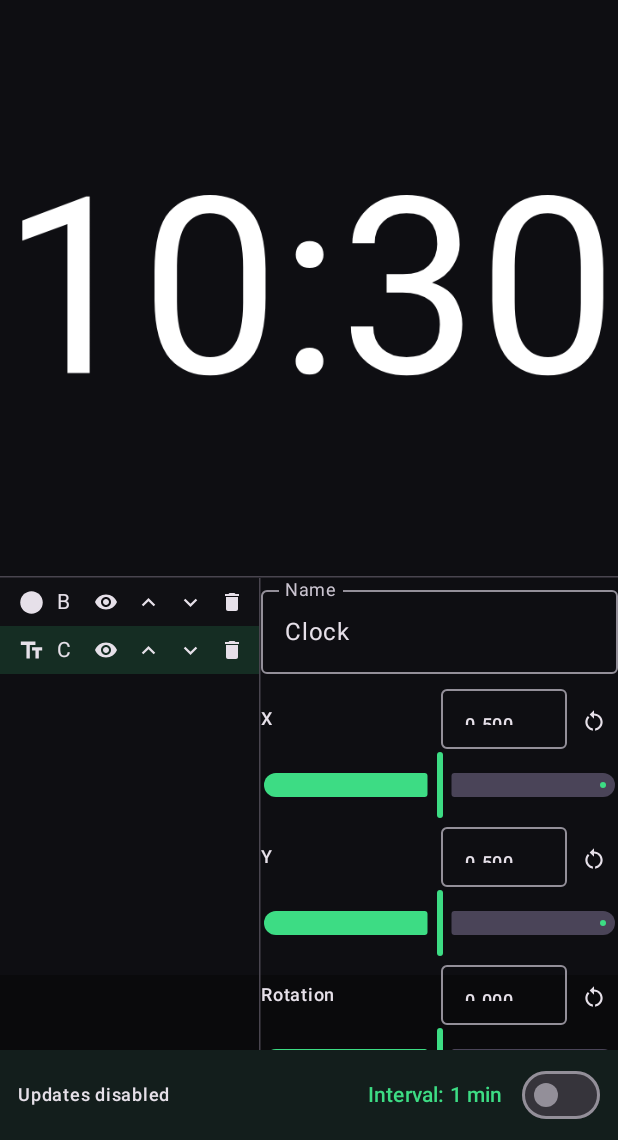
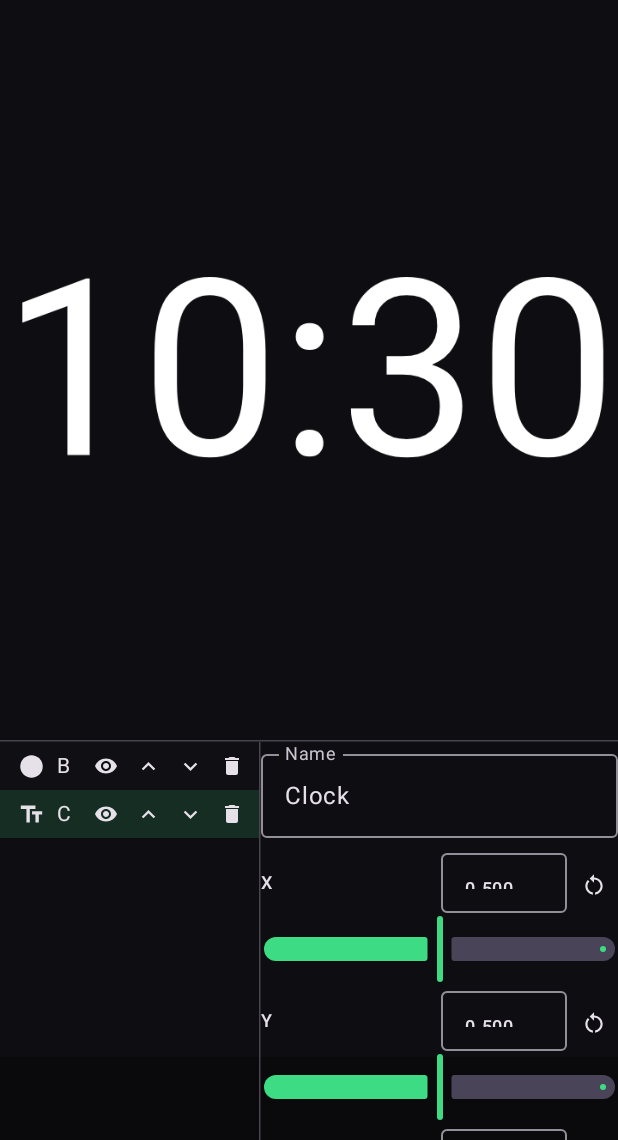
Before and after one commit to PeuDenPau/autoLockWP, an Android app built with Jetpack Compose: the screen it shows after launch (MainActivity), on a phone screen of 412 x 824 dp, the part 96-1236 px from its top. Run offline under Robolectric (Android 15) with nearby library versions, the phone set to English and light mode, and no system bars.

Commit message:
Remove bottom bar (controls moved to Settings menu), bundle six FOSS fonts
- Enable/interval controls now live in the Settings dropdown; bottom bar removed
  and preview area enlarged
- Bundle six SIL OFL fonts in assets/fonts (Share Tech Mono, Bebas Neue,
  Lobster, Pacifico, Abril Fatface, Space Mono), listed alongside imported fonts
  with friendly names

Co-authored-by: PeuDenPau <PeuDenPau@users.noreply.github.com>

```diff
--- a/app/src/main/java/com/lockcanvas/app/render/AssetStore.kt
+++ b/app/src/main/java/com/lockcanvas/app/render/AssetStore.kt
@@ -49,11 +49,29 @@ class AssetStore(private val context: Context) {
 
     fun openFont(id: String): Typeface? {
         fontCache[id]?.let { return it }
-        val file = File(dir, id)
-        if (!file.exists()) return null
-        val tf = runCatching { Typeface.createFromFile(file) }.getOrNull() ?: return null
+        val tf = if (id.startsWith(BUILTIN_FONT_PREFIX)) {
+            runCatching {
+                Typeface.createFromAsset(context.assets, id.removePrefix(BUILTIN_FONT_PREFIX))
+            }.getOrNull()
+        } else {
+            val file = File(dir, id)
+            if (!file.exists()) null else {
+                runCatching { Typeface.createFromFile(file) }.getOrNull()
+            }
+        } ?: return null
         fontCache[id] = tf
         return tf
+    }
+
+    /** Ids of the FOSS fonts bundled in assets/fonts (SIL OFL licensed). */
+    fun builtinFonts(): List<String> =
+        context.assets.list("fonts")
+            ?.map { "$BUILTIN_FONT_PREFIX$it" }
+            .orEmpty()
+            .sorted()
+
+    companion object {
+        const val BUILTIN_FONT_PREFIX = "fonts/"
     }
 
     fun bitmapOrNull(id: String?): android.graphics.Bitmap? =
--- a/app/src/main/java/com/lockcanvas/app/ui/editor/EditorScreen.kt
+++ b/app/src/main/java/com/lockcanvas/app/ui/editor/EditorScreen.kt
@@ -107,35 +107,10 @@ fun EditorScreen(viewModel: EditorViewModel = viewModel()) {
                                 leadingIcon = { Icon(Icons.Filled.Alarm, contentDescription = null) },
                                 onClick = { RenderScheduler.requestExactPermission(context); settingsExpanded = false },
                             )
-                        }
-                    }
-                },
-            )
-        },
-        bottomBar = {
-            Surface(tonalElevation = 2.dp) {
-                Column(Modifier.fillMaxWidth().padding(horizontal = 12.dp, vertical = 6.dp)) {
-                    Row(verticalAlignment = Alignment.CenterVertically) {
-                        Text(
-                            if (state.enabled) "Lock screen updates every ${state.intervalMinutes} min"
-                            else "Updates disabled",
-                            style = MaterialTheme.typography.labelMedium,
-                            modifier = Modifier.weight(1f),
-                        )
-                        var intervalExpanded by remember { mutableStateOf(false) }
-                        TextButton(onClick = { intervalExpanded = true }) {
-                            Text("Interval: ${state.intervalMinutes} min")
-                        }
-                        DropdownMenu(expanded = intervalExpanded, onDismissRequest = { intervalExpanded = false }) {
-                            MenuSurface {
-                                RenderScheduler.INTERVAL_CHOICES_MINUTES.forEach { m ->
+                            HorizontalDivider(modifier = Modifier.padding(vertical = 2.dp))
                             DropdownMenuItem(
-                                        text = { Text(if (m >= 60) "${m / 60} h" else "$m min") },
-                                        onClick = { viewModel.setInterval(m); intervalExpanded = false },
-                                    )
-                                }
-                            }
-                        }
+                                text = { Text(if (state.enabled) "Lock screen updates ON" else "Lock screen updates OFF") },
+                                trailingIcon = {
                                     Switch(
                                         checked = state.enabled,
                                         onCheckedChange = { enabled ->
@@ -145,9 +120,35 @@ fun EditorScreen(viewModel: EditorViewModel = viewModel()) {
                                             viewModel.setEnabled(enabled)
                                         },
                                     )
+                                },
+                                onClick = {
+                                    val enabled = !state.enabled
+                                    if (enabled && !RenderScheduler.canScheduleExact(context)) {
+                                        RenderScheduler.requestExactPermission(context)
+                                    }
+                                    viewModel.setEnabled(enabled)
+                                },
+                            )
+                            Text(
+                                "Update interval",
+                                style = MaterialTheme.typography.labelMedium,
+                                modifier = Modifier.padding(start = 16.dp, top = 4.dp),
+                            )
+                            RenderScheduler.INTERVAL_CHOICES_MINUTES.forEach { m ->
+                                DropdownMenuItem(
+                                    text = {
+                                        Text(
+                                            (if (m >= 60) "${m / 60} h" else "$m min") +
+                                                if (m == state.intervalMinutes) "  •" else ""
+                                        )
+                                    },
+                                    onClick = { viewModel.setInterval(m) },
+                                )
                             }
                         }
                     }
+                },
+            )
         },
     ) { padding ->
         Column(Modifier.padding(padding).fillMaxSize()) {
@@ -161,10 +162,10 @@ fun EditorScreen(viewModel: EditorViewModel = viewModel()) {
                         y = (sel.y + dy).coerceIn(-0.5f, 1.5f),
                     )
                 },
-                modifier = Modifier.weight(0.55f),
+                modifier = Modifier.weight(0.65f),
             )
             HorizontalDivider()
-            Row(Modifier.weight(0.45f)) {
+            Row(Modifier.weight(0.35f)) {
                 LayerPanel(
                     preset = state.preset,
                     selectedLayerId = state.selectedLayerId,
--- a/app/src/main/java/com/lockcanvas/app/ui/editor/EditorViewModel.kt
+++ b/app/src/main/java/com/lockcanvas/app/ui/editor/EditorViewModel.kt
@@ -44,7 +44,7 @@ class EditorViewModel(app: Application) : AndroidViewModel(app) {
                 selectedLayerId = preset.root.children.lastOrNull()?.id,
                 enabled = store.enabled,
                 intervalMinutes = store.intervalMinutes,
-                fonts = assets.availableAssets().filter { it.endsWith("ttf") },
+                fonts = assets.builtinFonts() + assets.availableAssets().filter { it.endsWith("ttf") },
                 images = assets.availableAssets().filter { it.endsWith("img") },
             )
         }
@@ -180,7 +180,7 @@ class EditorViewModel(app: Application) : AndroidViewModel(app) {
             val list = assets.availableAssets()
             _state.value = _state.value.copy(
                 importFailed = false,
-                fonts = list.filter { it.endsWith("ttf") },
+                fonts = (assets.builtinFonts() + list.filter { it.endsWith("ttf") }),
                 images = list.filter { it.endsWith("img") },
             )
             if (kind == AssetStore.Kind.IMAGE) {
--- a/app/src/main/java/com/lockcanvas/app/ui/editor/PropertiesPanel.kt
+++ b/app/src/main/java/com/lockcanvas/app/ui/editor/PropertiesPanel.kt
@@ -73,6 +73,12 @@ fun PropertiesPanel(
     }
 }
 
+/** Human-readable name for a font id (builtin or imported). */
+fun fontDisplayName(id: String): String =
+    id.substringAfterLast('/')
+        .removeSuffix(".ttf")
+        .removeSuffix("-Regular")
+
 @Composable
 private fun TextProperties(layer: TextLayer, fonts: List<String>, viewModel: EditorViewModel) {
     var template by remember(layer.id) { mutableStateOf(layer.template) }
@@ -90,7 +96,7 @@ private fun TextProperties(layer: TextLayer, fonts: List<String>, viewModel: Edi
         var expanded by remember { mutableStateOf(false) }
         Box {
             TextButton(onClick = { expanded = true }) {
-                Text(layer.font ?: "Default")
+                Text(if (layer.font != null) fontDisplayName(layer.font!!) else "Default")
             }
             DropdownMenu(
                 expanded = expanded,
@@ -99,7 +105,7 @@ private fun TextProperties(layer: TextLayer, fonts: List<String>, viewModel: Edi
                 MenuSurface {
                     DropdownMenuItem(text = { Text("Default") }, onClick = { viewModel.assignFont(null); expanded = false })
                     fonts.forEach { f ->
-                        DropdownMenuItem(text = { Text(f) }, onClick = { viewModel.assignFont(f); expanded = false })
+                        DropdownMenuItem(text = { Text(fontDisplayName(f)) }, onClick = { viewModel.assignFont(f); expanded = false })
                     }
                 }
             }
```
Also changed, not shown: app/src/main/assets/fonts/AbrilFatface-Regular.ttf (added), app/src/main/assets/fonts/BebasNeue-Regular.ttf (added), app/src/main/assets/fonts/Lobster-Regular.ttf (added), app/src/main/assets/fonts/Pacifico-Regular.ttf (added), app/src/main/assets/fonts/ShareTechMono-Regular.ttf (added), app/src/main/assets/fonts/SpaceMono-Regular.ttf (added), 1 other file. Lines whose indentation alone changed are shown as unchanged.
